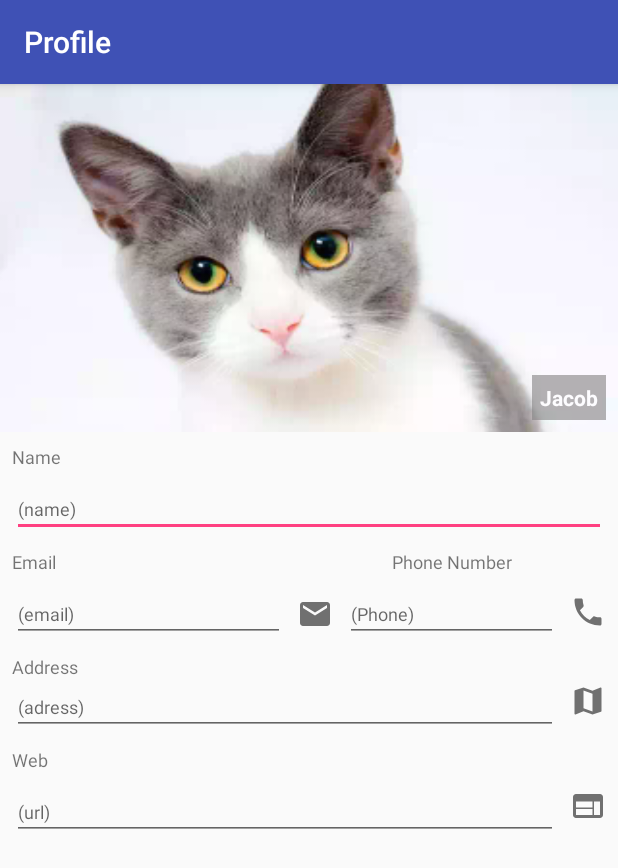
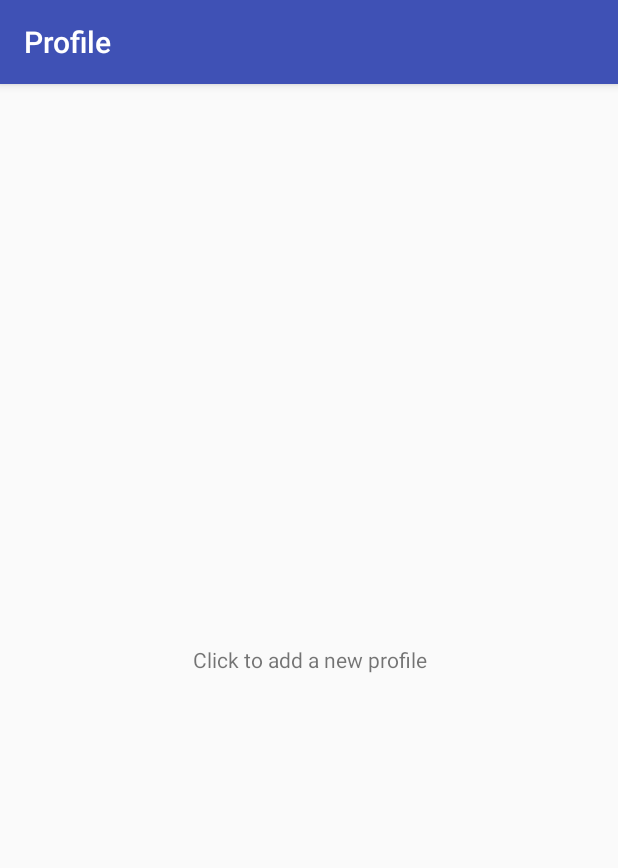
Before and after one commit to alejandrocorrero/ProfileAppv2, an Android app: the screen it shows after launch (MainActivity before the commit, MainPageActivity after it), on a phone screen of 412 x 824 dp. Shown: the top 868 px of the screen. Run offline under Robolectric (Android 15) with nearby library versions, the phone set to English and light mode, and no system bars; our stand-ins replace ButterKnife.

Commit message:
NUEVAS COSAS

```diff
--- /dev/null
+++ b/app/src/main/java/com/correro/alejandro/profileapp/ui/MainPageActivity.java
@@ -0,0 +1,31 @@
+package com.correro.alejandro.profileapp.ui;
+
+import android.os.Bundle;
+import android.support.v7.app.AppCompatActivity;
+import android.widget.ListView;
+import android.widget.TextView;
+
+import com.correro.alejandro.profileapp.R;
+
+import butterknife.BindView;
+import butterknife.ButterKnife;
+
+public class MainPageActivity extends AppCompatActivity {
+
+    @BindView(R.id.lvProfile)
+    ListView lvProfile;
+    @BindView(R.id.lblEmpty)
+    TextView lblEmpty;
+
+    @Override
+    protected void onCreate(Bundle savedInstanceState) {
+        super.onCreate(savedInstanceState);
+        setContentView(R.layout.activity_main_page);
+        ButterKnife.bind(this);
+        lvProfile.setEmptyView(lblEmpty);
+    }
+
+    public void addUser(){
+        startActivity(intent);
+    }
+}
--- a/app/src/main/java/com/correro/alejandro/profileapp/ui/MainActivity.java
+++ b/app/src/main/java/com/correro/alejandro/profileapp/ui/ProfileActivity.java
@@ -25,7 +25,7 @@ import butterknife.OnClick;
 import butterknife.OnFocusChange;
 import butterknife.OnTextChanged;
 
-public class MainActivity extends AppCompatActivity {
+public class ProfileActivity extends AppCompatActivity {
 
     @BindView(R.id.ivCat)
     ImageView ivCat;
@@ -70,7 +70,7 @@ public class MainActivity extends AppCompatActivity {
     @Override
     protected void onCreate(Bundle savedInstanceState) {
         super.onCreate(savedInstanceState);
-        setContentView(R.layout.activity_main);
+        setContentView(R.layout.activity_profile);
         ButterKnife.bind(this);
         startValues();
         ivCat.setTag(R.drawable.cat1);
--- a/app/src/main/res/layout-land/activity_main.xml
+++ b/app/src/main/res/layout-land/activity_profile.xml
@@ -4,7 +4,7 @@
     xmlns:tools="http://schemas.android.com/tools"
     android:layout_width="match_parent"
     android:layout_height="match_parent"
-    tools:context="com.correro.alejandro.profileapp.ui.MainActivity"
+    tools:context="com.correro.alejandro.profileapp.ui.ProfileActivity"
     tools:layout_editor_absoluteX="0dp"
     tools:layout_editor_absoluteY="81dp">
 
--- /dev/null
+++ b/app/src/main/res/layout/activity_main_page.xml
@@ -0,0 +1,33 @@
+<?xml version="1.0" encoding="utf-8"?>
+<android.support.constraint.ConstraintLayout xmlns:android="http://schemas.android.com/apk/res/android"
+    xmlns:app="http://schemas.android.com/apk/res-auto"
+    xmlns:tools="http://schemas.android.com/tools"
+    android:layout_width="match_parent"
+    android:layout_height="match_parent"
+    tools:context="com.correro.alejandro.profileapp.ui.MainPageActivity">
+
+
+    <ListView
+        android:id="@+id/lvProfile"
+        android:layout_width="0dp"
+        android:layout_height="0dp"
+        android:layout_marginBottom="@dimen/activity_main_view_margin_default"
+        android:layout_marginEnd="@dimen/activity_main_view_margin_default"
+        android:layout_marginStart="@dimen/activity_main_view_margin_default"
+        android:layout_marginTop="@dimen/activity_main_view_margin_default"
+        app:layout_constraintBottom_toBottomOf="parent"
+        app:layout_constraintEnd_toEndOf="parent"
+        app:layout_constraintStart_toStartOf="parent"
+        app:layout_constraintTop_toTopOf="parent" />
+
+    <TextView
+        android:id="@+id/lblEmpty"
+        android:text="@string/activity_main_page_lblEmpty_text"
+        android:layout_width="match_parent"
+        android:layout_height="match_parent"
+        android:gravity="center"
+        app:layout_constraintBottom_toBottomOf="parent"
+        app:layout_constraintEnd_toEndOf="parent"
+        app:layout_constraintStart_toStartOf="parent"
+        app:layout_constraintTop_toTopOf="parent"/>
+</android.support.constraint.ConstraintLayout>
--- a/app/src/main/res/layout/activity_main.xml
+++ b/app/src/main/res/layout/activity_profile.xml
@@ -4,7 +4,7 @@
     xmlns:tools="http://schemas.android.com/tools"
     android:layout_width="match_parent"
     android:layout_height="match_parent"
-    tools:context="com.correro.alejandro.profileapp.ui.MainActivity"
+    tools:context="com.correro.alejandro.profileapp.ui.ProfileActivity"
     tools:layout_editor_absoluteX="0dp"
     tools:layout_editor_absoluteY="81dp">
 
--- a/app/src/main/res/values/strings.xml
+++ b/app/src/main/res/values/strings.xml
@@ -23,4 +23,5 @@
     <string name="main_activity_no_map_app">Do not exist map app</string>
     <string name="main_activity_no_email_app">Do not exist email app</string>
     <string name="activity_cat_name">Select avatar</string>
+    <string name="activity_main_page_lblEmpty_text">Click to add a new profile</string>
 </resources>
```
Also changed, not shown: app/src/main/AndroidManifest.xml (+10 -4 lines), app/src/main/java/com/correro/alejandro/profileapp/data/Database.java (+0 -8 lines), app/src/main/java/com/correro/alejandro/profileapp/data/model/User.java (+28 -2 lines), app/src/main/java/com/correro/alejandro/profileapp/ui/MainPageActivityAdapter.java (added, +86 -0 lines).
